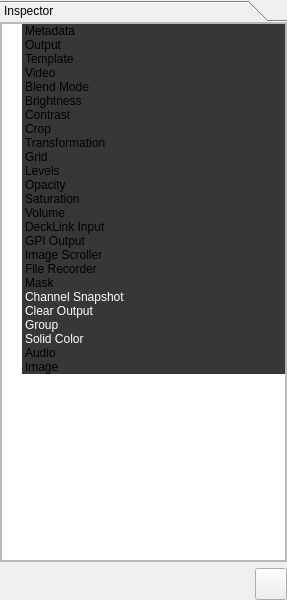
First picture: the form in Widgets/Inspector/InspectorWidget.ui, repository CasparCG/client, before the edit.
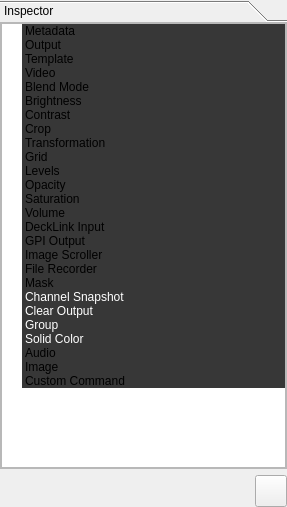
Second picture: the form after the edit.

Commit message: Added custom command item. Close #5.

The edit to the form file:
```diff
--- a/Widgets/Inspector/InspectorWidget.ui
+++ b/Widgets/Inspector/InspectorWidget.ui
@@ -7,7 +7,7 @@
     <x>0</x>
     <y>0</y>
     <width>287</width>
-    <height>600</height>
+    <height>507</height>
    </rect>
   </property>
   <property name="styleSheet">
@@ -37,7 +37,7 @@
         <x>0</x>
         <y>0</y>
         <width>287</width>
-        <height>539</height>
+        <height>446</height>
        </rect>
       </property>
       <property name="sizePolicy">
@@ -73,7 +73,7 @@
             <x>0</x>
             <y>0</y>
             <width>285</width>
-            <height>537</height>
+            <height>444</height>
            </rect>
           </property>
           <layout class="QVBoxLayout" name="verticalLayout_3">
@@ -683,6 +683,29 @@
                </brush>
               </property>
              </item>
+             <item>
+              <property name="text">
+               <string>Custom Command</string>
+              </property>
+              <property name="background">
+               <brush brushstyle="SolidPattern">
+                <color alpha="255">
+                 <red>55</red>
+                 <green>55</green>
+                 <blue>55</blue>
+                </color>
+               </brush>
+              </property>
+              <property name="foreground">
+               <brush brushstyle="NoBrush">
+                <color alpha="255">
+                 <red>255</red>
+                 <green>255</green>
+                 <blue>255</blue>
+                </color>
+               </brush>
+              </property>
+             </item>
             </widget>
            </item>
           </layout>
```
The commit also changes 21 other files.
